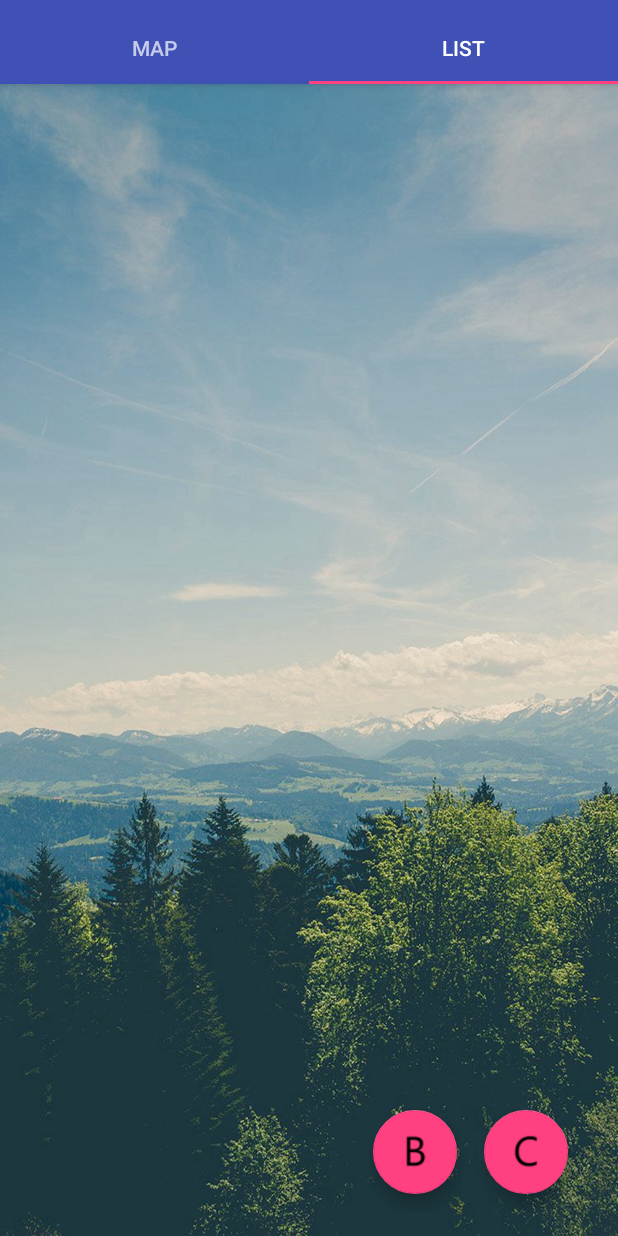
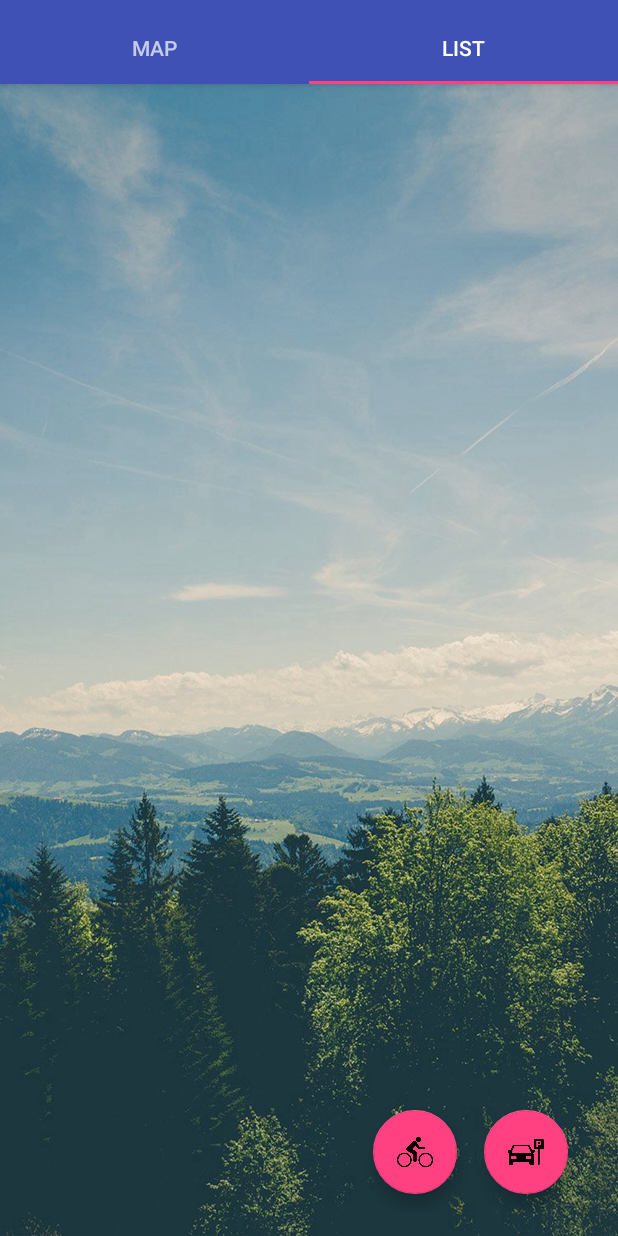
Before and after one commit to chrisantoinette/Android, an Android app: the ParkingInfoActivity screen opened directly, with no data from a screen before it, tab 2 chosen, on a phone screen of 412 x 824 dp. Run offline under Robolectric (Android 15) with nearby library versions, the phone set to English and light mode, and no system bars; our stand-ins replace Volley; network calls fail.

Commit message:
adding icons for application, renaming label, adding park-button icons

```diff
--- a/ParkingAndroidapp/app/src/main/AndroidManifest.xml
+++ b/ParkingAndroidapp/app/src/main/AndroidManifest.xml
@@ -18,7 +18,7 @@
         android:allowBackup="true"
         android:icon="@drawable/appicon"
         android:label="@string/app_name"
-        android:roundIcon="@mipmap/ic_launcher_round"
+        android:roundIcon="@mipmap/app_icon_parking"
         android:supportsRtl="true"
         android:theme="@style/AppTheme">
 
--- /dev/null
+++ b/ParkingAndroidapp/app/src/main/java/com/chris/parkingandroidapp/UISinkInterface.java
@@ -0,0 +1,9 @@
+package com.chris.parkingandroidapp;
+
+/**
+ * Created by chrisantoinette on 12/2/17.
+ */
+
+public interface UISinkInterface {
+    public void updateUI();
+}
--- a/ParkingAndroidapp/app/src/main/java/com/chris/parkingandroidapp/fragmentList.java
+++ b/ParkingAndroidapp/app/src/main/java/com/chris/parkingandroidapp/fragmentList.java
@@ -17,7 +17,7 @@ import java.util.List;
  * Created by chrisantoinette on 10/30/17.
  */
 
-public class fragmentList extends Fragment {
+public class fragmentList extends Fragment implements UISinkInterface{
 
     ListView mListView;
     private filterOptions mOptions;
@@ -86,4 +86,9 @@ public class fragmentList extends Fragment {
         adapter.setParkingDistances_(mDataProvider.getParkingDistance(currentLocation, mOptions));
         adapter.notifyDataSetChanged();
     }
+
+    @Override
+    public void updateUI() {
+
+    }
 }
--- a/ParkingAndroidapp/app/src/main/java/com/chris/parkingandroidapp/fragmentMap.java
+++ b/ParkingAndroidapp/app/src/main/java/com/chris/parkingandroidapp/fragmentMap.java
@@ -38,7 +38,7 @@ enum filterOptions {
     kBike
 };
 
-public class fragmentMap extends Fragment  implements LocationListener{
+public class fragmentMap extends Fragment  implements LocationListener, UISinkInterface{
 
     MapView mMapView;
     ParkingDataProvider mDataProvider;
@@ -218,4 +218,9 @@ public class fragmentMap extends Fragment  implements LocationListener{
     public void onStatusChanged(String provider, int number, Bundle bundle) {
 
     }
+
+    @Override
+    public void updateUI() {
+
+    }
 }
--- a/ParkingAndroidapp/app/src/main/res/layout/activity_fragment_parking_map.xml
+++ b/ParkingAndroidapp/app/src/main/res/layout/activity_fragment_parking_map.xml
@@ -17,7 +17,7 @@
         android:layout_alignParentEnd="true"
         android:layout_marginBottom="12dp"
         android:layout_marginEnd="17dp"
-        android:src="@drawable/car_parking" />
+        android:src="@drawable/transport" />
 
     <android.support.design.widget.FloatingActionButton
         android:id="@+id/floatBikeButton"
@@ -26,6 +26,6 @@
         android:layout_alignTop="@+id/floatCarButton"
         android:layout_marginEnd="18dp"
         android:layout_toStartOf="@+id/floatCarButton"
-        android:src="@drawable/bike_parking" />
+        android:src="@drawable/cycling_icon" />
 
 </RelativeLayout>
--- a/ParkingAndroidapp/app/src/main/res/layout/fragment_parking_list.xml
+++ b/ParkingAndroidapp/app/src/main/res/layout/fragment_parking_list.xml
@@ -23,7 +23,7 @@
         android:layout_alignParentEnd="true"
         android:layout_marginBottom="12dp"
         android:layout_marginEnd="17dp"
-        android:src="@drawable/car_parking" />
+        android:src="@drawable/transport" />
 
     <android.support.design.widget.FloatingActionButton
         android:id="@+id/floatBikeButtonList"
@@ -32,5 +32,5 @@
         android:layout_alignTop="@+id/floatCarButtonList"
         android:layout_marginEnd="18dp"
         android:layout_toStartOf="@+id/floatCarButtonList"
-        android:src="@drawable/bike_parking" />
+        android:src="@drawable/cycling_icon" />
 </RelativeLayout>
--- a/ParkingAndroidapp/app/src/main/res/values/strings.xml
+++ b/ParkingAndroidapp/app/src/main/res/values/strings.xml
@@ -1,5 +1,5 @@
 <resources>
-    <string name="app_name">ParkingAndroidapp</string>
+    <string name="app_name">Smart Parking</string>
     <string name="action_settings">Settings</string>
     <string name="title_activity_parking_list">ParkingListActivity</string>
     <string name="section_format">Hello World from section: %1$d</string>
@@ -7,6 +7,4 @@
     <string name="title_activity_fragment_filter">Filter</string>
     <string name="title_activity_fragment_list">List</string>
     <string name="title_activity_fragment_parking_map">Map</string>
-
-
 </resources>
```
Also changed, not shown: ParkingAndroidapp/app/src/main/java/com/chris/parkingandroidapp/ParkingInfoActivity.java (+8 -1 lines), ParkingAndroidapp/app/src/main/res/drawable/cycling_icon.png (added), ParkingAndroidapp/app/src/main/res/drawable/transport.png (added), ParkingAndroidapp/app/src/main/res/mipmap-hdpi/app_icon_parking.png (added), ParkingAndroidapp/app/src/main/res/mipmap-mdpi/app_icon_parking.png (added), ParkingAndroidapp/app/src/main/res/mipmap-xhdpi/app_icon_parking.png (added), ParkingAndroidapp/app/src/main/res/mipmap-xxhdpi/app_icon_parking.png (added), ParkingAndroidapp/app/src/main/res/mipmap-xxxhdpi/app_icon_parking.png (added).
